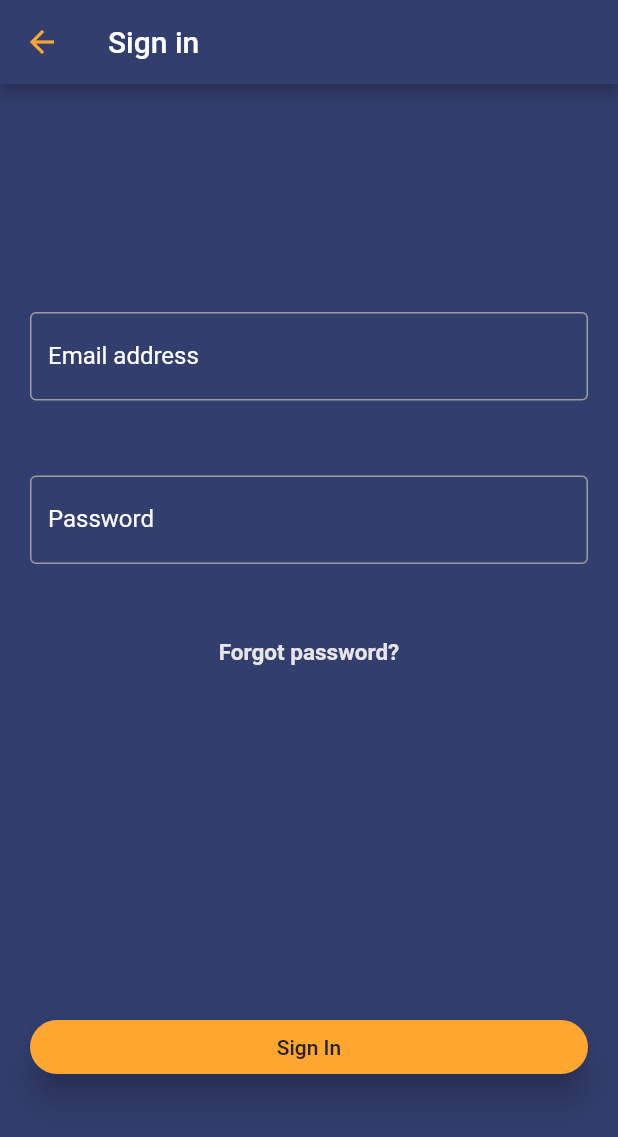
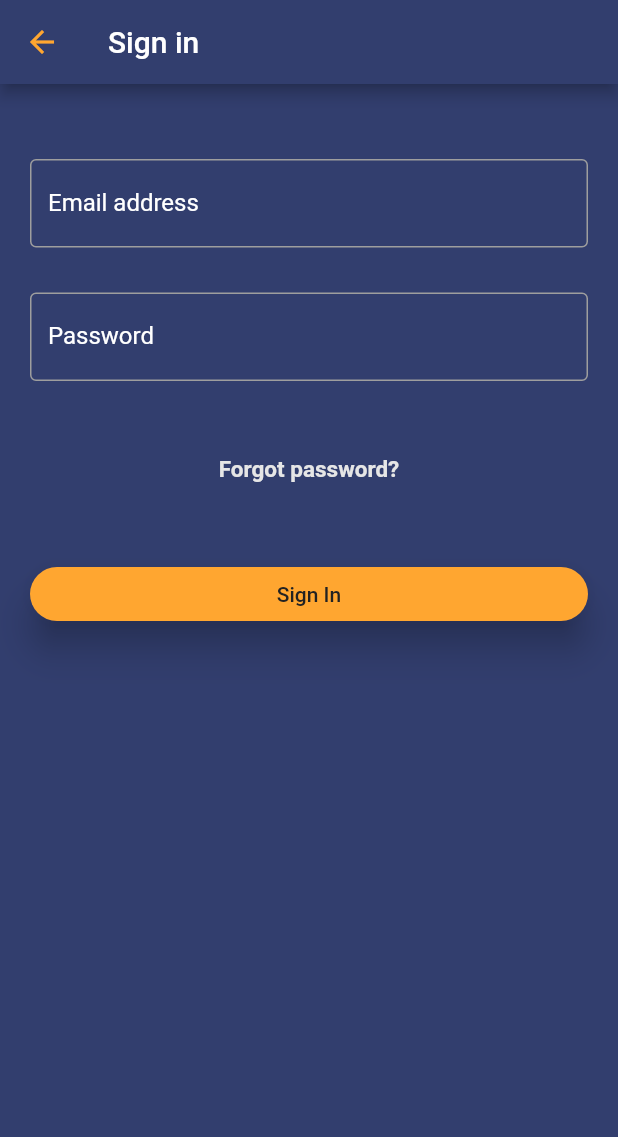
Before and after one commit to aimanuslim/Gas2Go, a Flutter app: the CustomerSignIn screen opened by its route, on a phone screen of 412 x 824 dp. Shown: the top 1137 px of the screen. Run offline on Flutter 3.47's test engine with Material 2 defaults, Android fonts, the phone set to English and light mode, and no system bars; our stand-ins replace firebase_auth, font_awesome_flutter, intro_slider, modal_progress_hud, share, sticky_headers; accounts and stored records are empty.

Commit message:
unified the screens for 'sign in' and 'registration'

```diff
--- a/lib/customer_registration.dart
+++ b/lib/customer_registration.dart
@@ -78,7 +78,7 @@ class _CustomerRegistrationState extends State<CustomerRegistration> {
           child: Form(
             key: _formKey,
             child: Container(
-              margin: EdgeInsets.symmetric(vertical: 30.0),
+              margin: EdgeInsets.symmetric(vertical: 50.0),
               child: Column(
                 children: <Widget>[
                   Padding(
--- a/lib/customer_sign_in.dart
+++ b/lib/customer_sign_in.dart
@@ -3,6 +3,7 @@ import 'package:gas2go/customer_screens.dart';
 import 'package:firebase_auth/firebase_auth.dart';
 import 'package:modal_progress_hud/modal_progress_hud.dart';
 
+// Customer - sign in screen
 class CustomerSignIn extends StatefulWidget {
   static const String id = "customer_sign_in";
   @override
@@ -48,6 +49,7 @@ class _CustomerSignInState extends State<CustomerSignIn> {
     ),
   );
 
+  final _formKey = GlobalKey<FormState>();
   bool showSpinner = false;
 
   @override
@@ -70,23 +72,25 @@ class _CustomerSignInState extends State<CustomerSignIn> {
             )),
         body: ModalProgressHUD(
           inAsyncCall: showSpinner,
-          child: Padding(
-            padding: const EdgeInsets.only(top: 50.0, right: 20.0, left: 20.0),
+          child: Form(
+            key: _formKey,
             child: Container(
+              margin: EdgeInsets.symmetric(vertical: 50.0),
               child: Column(
-                crossAxisAlignment: CrossAxisAlignment.center,
-                mainAxisSize: MainAxisSize.max,
-                mainAxisAlignment: MainAxisAlignment.center,
                 children: <Widget>[
-                  emailInput,
-                  SizedBox(
-                    height: 50.0,
+                  Padding(
+                    padding: const EdgeInsets.only(
+                        right: 20.0, bottom: 30.0, left: 20.0),
+                    child: emailInput,
                   ),
-                  passwordInput,
-                  SizedBox(
-                    height: 50.0,
+                  Padding(
+                    padding: const EdgeInsets.only(
+                        right: 20.0, bottom: 50.0, left: 20.0),
+                    child: passwordInput,
                   ),
-                  GestureDetector(
+                  Padding(
+                    padding: const EdgeInsets.only(bottom: 50.0),
+                    child: GestureDetector(
                       onTap: () {
                         Navigator.push(
                             context,
@@ -102,18 +106,14 @@ class _CustomerSignInState extends State<CustomerSignIn> {
                             color: Color(0xffE6E6E6)),
                       ),
                     ),
-                  SizedBox(
-                    height: 30.0,
                   ),
-                  SizedBox(
-                    height: 200.0,
-                  ),
-                  Row(
+                  Padding(
+                    padding: const EdgeInsets.only(
+                        right: 20.0, bottom: 50.0, left: 20.0),
+                    child: Row(
                       children: <Widget>[
                         Expanded(
                           child: Container(
-                          child: Container(
-                            // width: MediaQuery.of(context).size.width,
                             child: new RaisedButton(
                               child: Text("Sign In",
                                   style: TextStyle(color: Color(0xff222222))),
@@ -148,8 +148,8 @@ class _CustomerSignInState extends State<CustomerSignIn> {
                             ),
                           ),
                         ),
+                      ],
                     ),
-                    ],
                   )
                 ],
               ),
```
Lines whose indentation alone changed are shown as unchanged.
